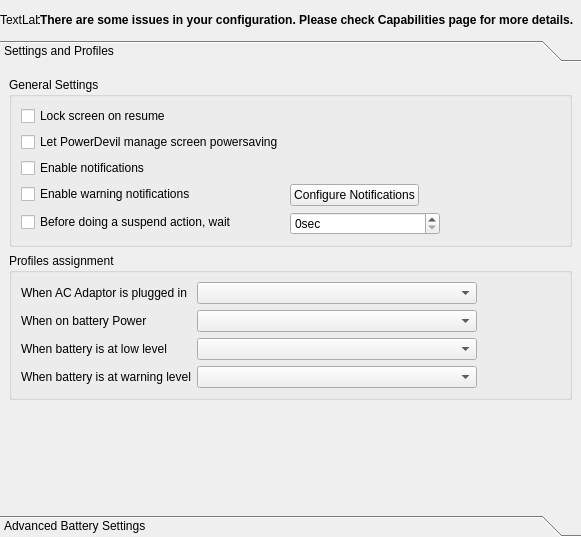
Above: kcmodule/generalPage.ui from KDE/powerdevil before the change. Below: the same form after it.
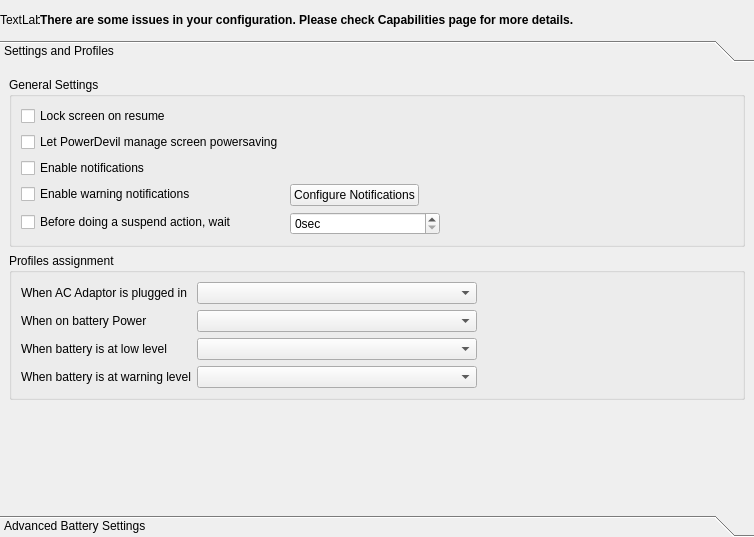
That is the form after the change. Custom widgets are drawn as their Qt base class.

Commit message: Fix layout. Now we can see icon on "configure notification" button

```diff
--- a/kcmodule/generalPage.ui
+++ b/kcmodule/generalPage.ui
@@ -5,7 +5,7 @@
    <rect>
     <x>0</x>
     <y>0</y>
-    <width>581</width>
+    <width>754</width>
     <height>537</height>
    </rect>
   </property>
@@ -62,8 +62,8 @@
        <rect>
         <x>0</x>
         <y>0</y>
-        <width>571</width>
-        <height>431</height>
+        <width>738</width>
+        <height>433</height>
        </rect>
       </property>
       <attribute name="label" >
```
Left out of the diff: 82 changed lines with no effect on the pictures.
